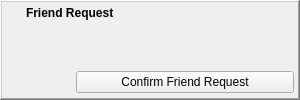
Qt form retroshare-gui/src/gui/toaster/FriendRequestToaster.ui (RetroShare/RetroShare) before a commit.
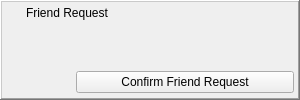
The same form after that commit. Icons and pictures are not drawn. Custom widgets are drawn as their Qt base class.

Commit message: Moved font size definitions from ui files to default qss. Added new base class StyledLabel to emulate the missing font-size by factor in qss.

```diff
--- a/retroshare-gui/src/gui/toaster/FriendRequestToaster.ui
+++ b/retroshare-gui/src/gui/toaster/FriendRequestToaster.ui
@@ -79,13 +79,6 @@
         </item>
         <item>
          <widget class="QLabel" name="toasterLabel">
-          <property name="font">
-           <font>
-            <pointsize>9</pointsize>
-            <weight>75</weight>
-            <bold>true</bold>
-           </font>
-          </property>
           <property name="text">
            <string notr="true">Friend Request</string>
           </property>
```
The commit also changes 41 other files.
